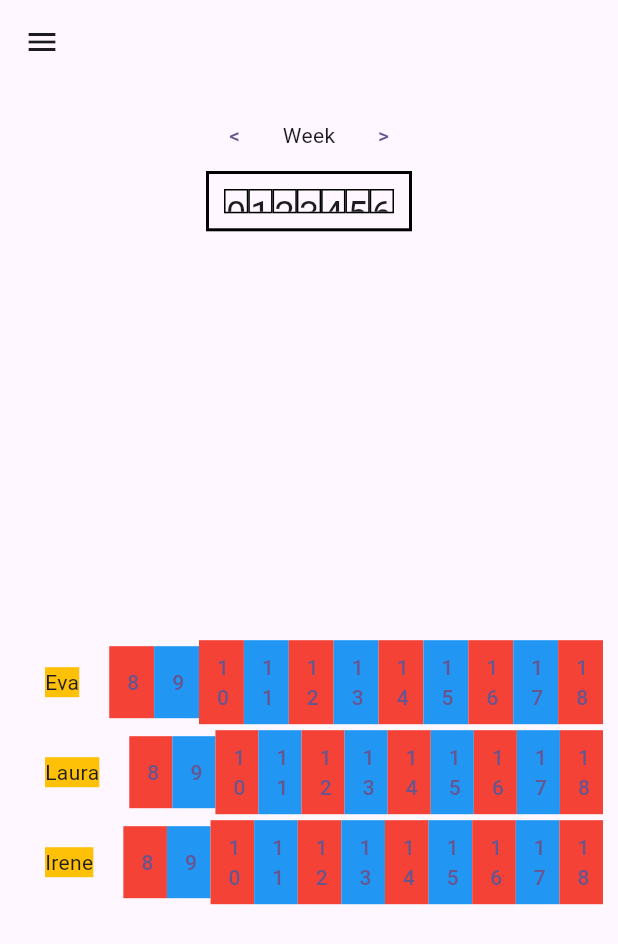
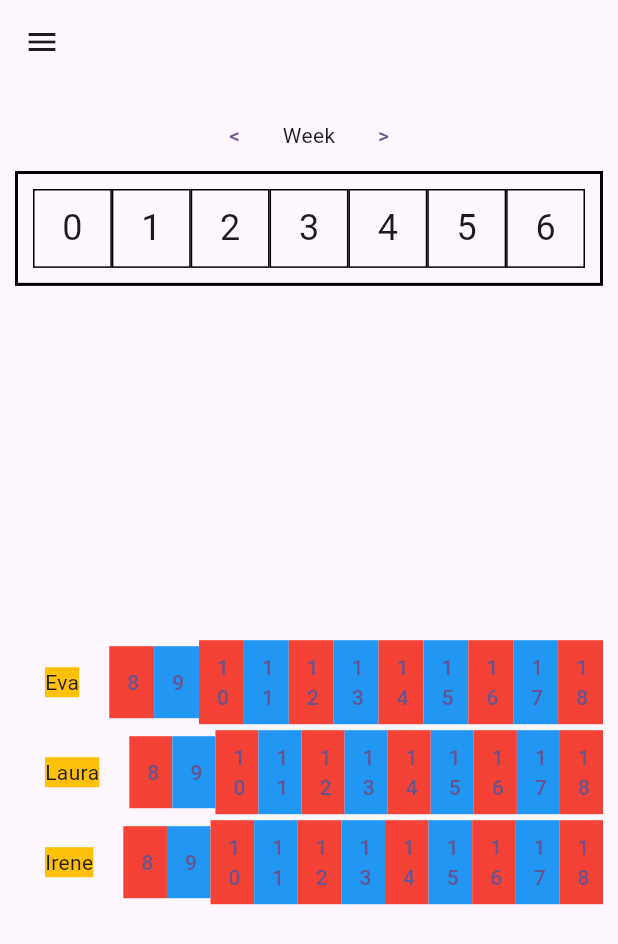
Before and after one commit to jorgesanfz/manager, a Flutter app: the screen it shows after launch, on a phone screen of 412 x 824 dp. Shown: the top 944 px of the screen. Run offline on Flutter 3.47's test engine with Material 3 defaults, Android fonts, the phone set to English and light mode, and no system bars.

Commit message:
🎨 BookingCalendar layout

```diff
--- a/lib/widgets/booking_calendar/date_picker_body.dart
+++ b/lib/widgets/booking_calendar/date_picker_body.dart
@@ -17,7 +17,8 @@ class _DatePickerBodyState extends State<DatePickerBody> {
       child: LayoutBuilder(
         builder: (BuildContext context, BoxConstraints constraints) {
           return Container(
-            width: MediaQuery.of(context).size.width / 3,
+            //width: MediaQuery.of(context).size.width / 3,
+            width: 400,
             decoration: BoxDecoration(
               border: Border.all(
                 color: Colors.black, // Border color
--- a/lib/widgets/booking_calendar/date_picker_header.dart
+++ b/lib/widgets/booking_calendar/date_picker_header.dart
@@ -13,7 +13,10 @@ class DatePickerHeader extends StatefulWidget {
 class _DatePickerHeaderState extends State<DatePickerHeader> {
   @override
   Widget build(BuildContext context) {
-    return Row(mainAxisAlignment: MainAxisAlignment.center,
+    return SizedBox(
+      width: 400,
+      child: Row(
+        mainAxisAlignment: MainAxisAlignment.center,
         children: [
           TextButton(
             onPressed: () {
@@ -29,6 +32,7 @@ class _DatePickerHeaderState extends State<DatePickerHeader> {
             child: Text('>'),
           ),
         ],
+      ),
     );
   }
 }
```
